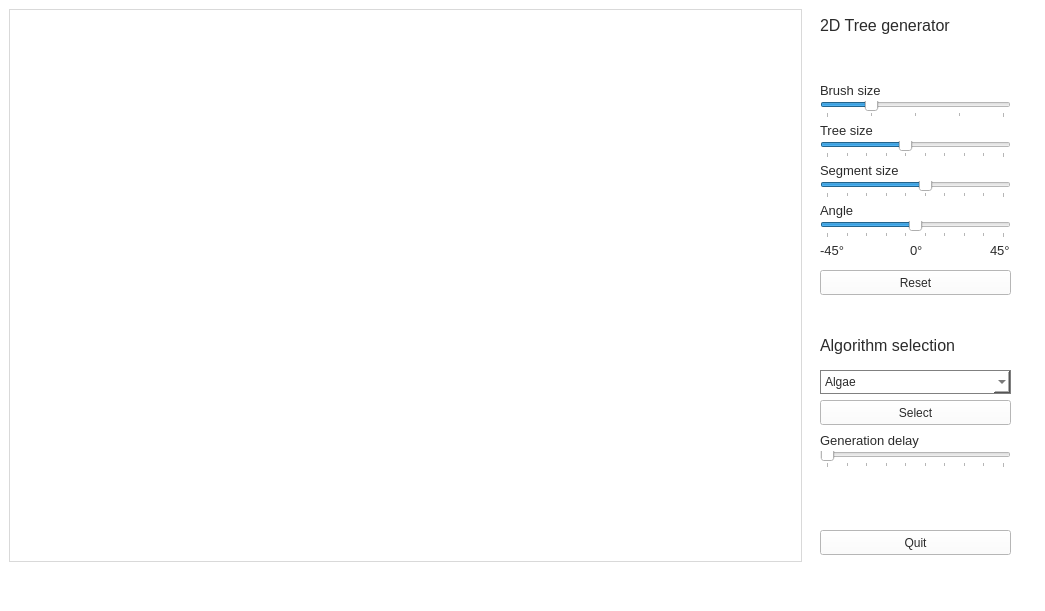
Before: the Qt Designer form mainwindow.ui in Maxlo24/Projet_Majeure_Arbre_3D, drawn with Qt 5.
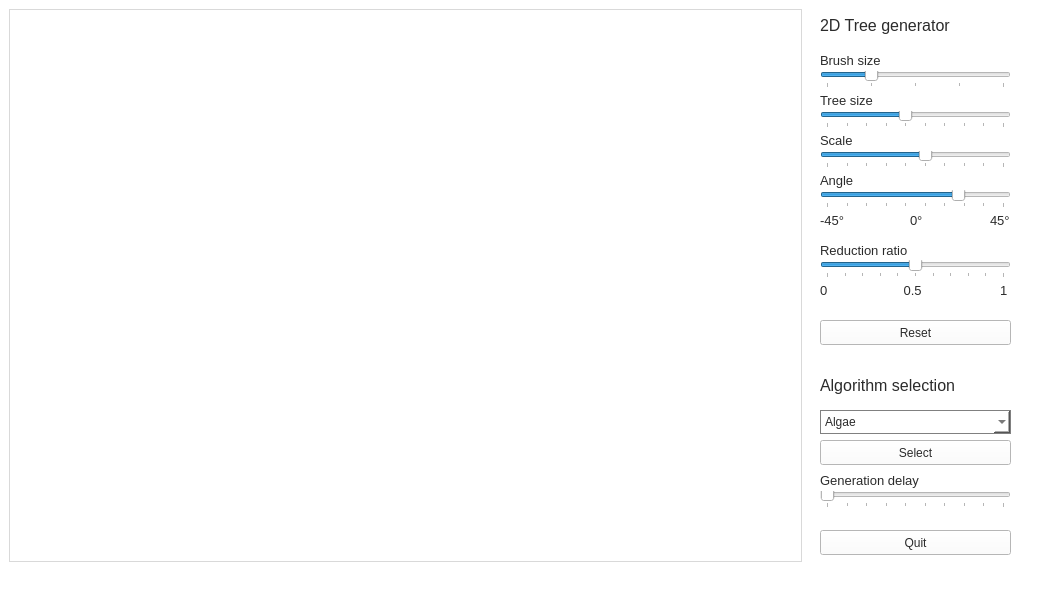
After: the same form once the commit is applied.

Commit message: Tree generation ratio

What changed in the file:
```diff
--- a/mainwindow.ui
+++ b/mainwindow.ui
@@ -54,7 +54,7 @@
     <property name="geometry">
      <rect>
       <x>820</x>
-      <y>330</y>
+      <y>370</y>
       <width>181</width>
       <height>31</height>
      </rect>
@@ -72,7 +72,7 @@
     <property name="geometry">
      <rect>
       <x>820</x>
-      <y>400</y>
+      <y>440</y>
       <width>191</width>
       <height>25</height>
      </rect>
@@ -93,7 +93,7 @@
     <property name="geometry">
      <rect>
       <x>820</x>
-      <y>370</y>
+      <y>410</y>
       <width>191</width>
       <height>24</height>
      </rect>
@@ -142,7 +142,7 @@
     <property name="geometry">
      <rect>
       <x>820</x>
-      <y>450</y>
+      <y>490</y>
       <width>191</width>
       <height>18</height>
      </rect>
@@ -170,7 +170,7 @@
     <property name="geometry">
      <rect>
       <x>820</x>
-      <y>430</y>
+      <y>470</y>
       <width>121</width>
       <height>21</height>
      </rect>
@@ -188,7 +188,7 @@
     <property name="geometry">
      <rect>
       <x>820</x>
-      <y>100</y>
+      <y>70</y>
       <width>191</width>
       <height>18</height>
      </rect>
@@ -216,7 +216,7 @@
     <property name="geometry">
      <rect>
       <x>820</x>
-      <y>80</y>
+      <y>50</y>
       <width>121</width>
       <height>21</height>
      </rect>
@@ -234,7 +234,7 @@
     <property name="geometry">
      <rect>
       <x>820</x>
-      <y>270</y>
+      <y>320</y>
       <width>191</width>
       <height>25</height>
      </rect>
@@ -267,7 +267,7 @@
     <property name="geometry">
      <rect>
       <x>820</x>
-      <y>140</y>
+      <y>110</y>
       <width>191</width>
       <height>18</height>
      </rect>
@@ -295,7 +295,7 @@
     <property name="geometry">
      <rect>
       <x>820</x>
-      <y>120</y>
+      <y>90</y>
       <width>121</width>
       <height>21</height>
      </rect>
@@ -313,7 +313,7 @@
     <property name="geometry">
      <rect>
       <x>820</x>
-      <y>180</y>
+      <y>150</y>
       <width>191</width>
       <height>18</height>
      </rect>
@@ -341,7 +341,7 @@
     <property name="geometry">
      <rect>
       <x>820</x>
-      <y>160</y>
+      <y>130</y>
       <width>121</width>
       <height>21</height>
      </rect>
@@ -352,14 +352,14 @@
      </font>
     </property>
     <property name="text">
-     <string>Segment size</string>
+     <string>Scale</string>
     </property>
    </widget>
    <widget class="QSlider" name="angle_Slider">
     <property name="geometry">
      <rect>
       <x>820</x>
-      <y>220</y>
+      <y>190</y>
       <width>191</width>
       <height>18</height>
      </rect>
@@ -377,7 +377,7 @@
      <number>45</number>
     </property>
     <property name="value">
-     <number>0</number>
+     <number>22</number>
     </property>
     <property name="tracking">
      <bool>true</bool>
@@ -396,7 +396,7 @@
     <property name="geometry">
      <rect>
       <x>820</x>
-      <y>200</y>
+      <y>170</y>
       <width>121</width>
       <height>21</height>
      </rect>
@@ -414,7 +414,7 @@
     <property name="geometry">
      <rect>
       <x>820</x>
-      <y>240</y>
+      <y>210</y>
       <width>31</width>
       <height>21</height>
      </rect>
@@ -432,7 +432,7 @@
     <property name="geometry">
      <rect>
       <x>990</x>
-      <y>240</y>
+      <y>210</y>
       <width>31</width>
       <height>21</height>
      </rect>
@@ -450,7 +450,7 @@
     <property name="geometry">
      <rect>
       <x>910</x>
-      <y>240</y>
+      <y>210</y>
       <width>21</width>
       <height>21</height>
      </rect>
@@ -464,6 +464,121 @@
      <string>0°</string>
     </property>
    </widget>
+   <widget class="QLabel" name="taillePinceauLabel_9">
+    <property name="geometry">
+     <rect>
+      <x>1000</x>
+      <y>280</y>
+      <width>21</width>
+      <height>21</height>
+     </rect>
+    </property>
+    <property name="font">
+     <font>
+      <pointsize>10</pointsize>
+     </font>
+    </property>
+    <property name="text">
+     <string>1</string>
+    </property>
+   </widget>
+   <widget class="QLabel" name="taillePinceauLabel_10">
+    <property name="geometry">
+     <rect>
+      <x>820</x>
+      <y>240</y>
+      <width>121</width>
+      <height>21</height>
+     </rect>
+    </property>
+    <property name="font">
+     <font>
+      <pointsize>10</pointsize>
+     </font>
+    </property>
+    <property name="text">
+     <string>Reduction ratio</string>
+    </property>
+   </widget>
+   <widget class="QSlider" name="ratio_Slider">
+    <property name="geometry">
+     <rect>
+      <x>820</x>
+      <y>260</y>
+      <width>191</width>
+      <height>18</height>
+     </rect>
+    </property>
+    <property name="font">
+     <font>
+      <strikeout>false</strikeout>
+      <kerning>false</kerning>
+     </font>
+    </property>
+    <property name="minimum">
+     <number>0</number>
+    </property>
+    <property name="maximum">
+     <number>20</number>
+    </property>
+    <property name="singleStep">
+     <number>1</number>
+    </property>
+    <property name="pageStep">
+     <number>10</number>
+    </property>
+    <property name="value">
+     <number>10</number>
+    </property>
+    <property name="tracking">
+     <bool>true</bool>
+    </property>
+    <property name="orientation">
+     <enum>Qt::Horizontal</enum>
+    </property>
+    <property name="tickPosition">
+     <enum>QSlider::TicksBelow</enum>
+    </property>
+    <property name="tickInterval">
+     <number>2</number>
+    </property>
+   </widget>
+   <widget class="QLabel" name="taillePinceauLabel_11">
+    <property name="geometry">
+     <rect>
+      <x>820</x>
+      <y>280</y>
+      <width>31</width>
+      <height>21</height>
+     </rect>
+    </property>
+    <property name="font">
+     <font>
+      <pointsize>10</pointsize>
+     </font>
+    </property>
+    <property name="text">
+     <string>0</string>
+    </property>
+   </widget>
+   <widget class="QLabel" name="taillePinceauLabel_12">
+    <property name="geometry">
+     <rect>
+      <x>900</x>
+      <y>280</y>
+      <width>31</width>
+      <height>21</height>
+     </rect>
+    </property>
+    <property name="font">
+     <font>
+      <pointsize>10</pointsize>
+     </font>
+    </property>
+    <property name="text">
+     <string> 0.5</string>
+    </property>
+   </widget>
    <zorder>verticalFrame_2</zorder>
    <zorder>quitButton</zorder>
    <zorder>verticalLayoutWidget</zorder>
```
Left out of the diff: 5 changed lines with no effect on the pictures. The commit also changes 5 other files.
